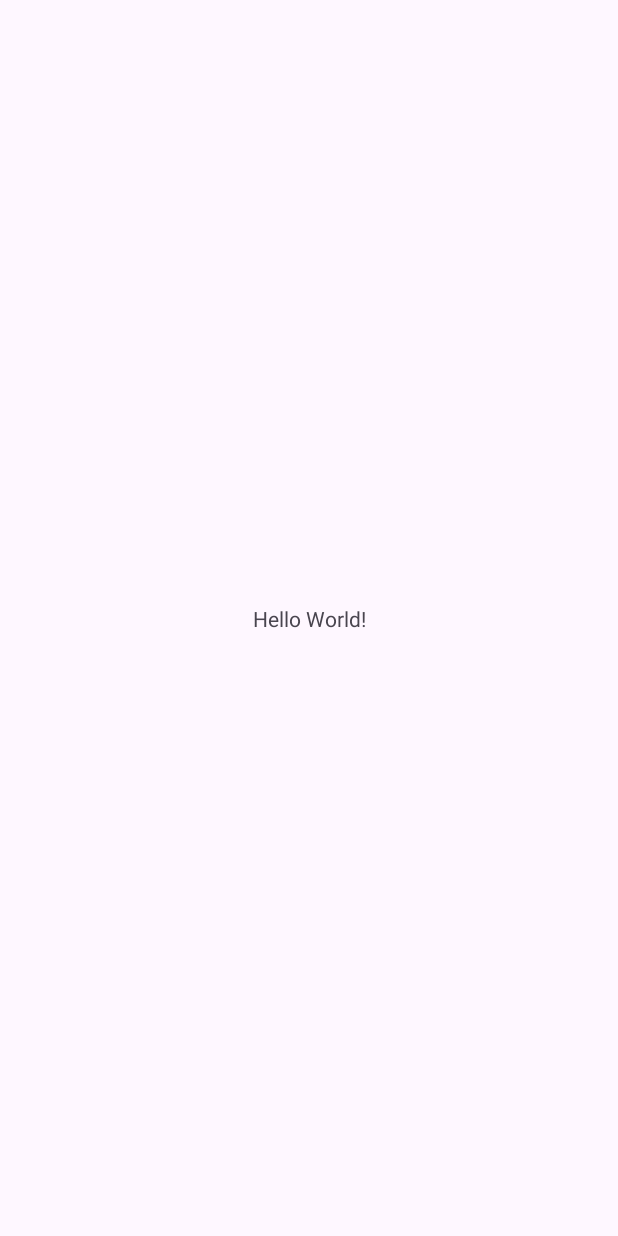
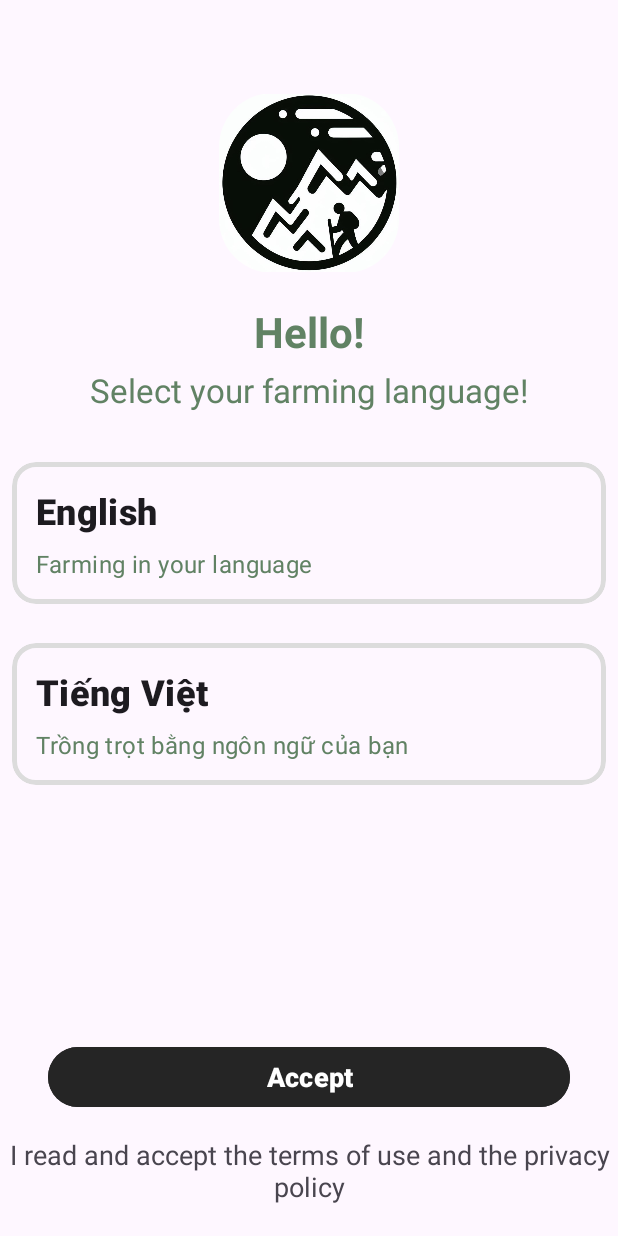
Before and after one commit to Hunter1725/HikeMate, an Android app: the screen it shows after launch (MainActivity before the commit, StartActivity after it), on a phone screen of 412 x 824 dp. Before the commit the screen is almost empty. Run offline under Robolectric (Android 15) with nearby library versions, the phone set to English and light mode, and no system bars.

Commit message:
Add start screen

```diff
--- a/app/src/main/AndroidManifest.xml
+++ b/app/src/main/AndroidManifest.xml
@@ -13,14 +13,18 @@
         android:theme="@style/Theme.HikeMate"
         tools:targetApi="31">
         <activity
-            android:name=".MainActivity"
+            android:name=".StartActivity"
             android:exported="true">
             <intent-filter>
                 <action android:name="android.intent.action.MAIN" />
 
                 <category android:name="android.intent.category.LAUNCHER" />
             </intent-filter>
+
         </activity>
+        <activity
+            android:name=".MainActivity"
+            android:exported="true"/>
     </application>
 
 </manifest>
--- /dev/null
+++ b/app/src/main/java/com/example/hikemate/StartActivity.java
@@ -0,0 +1,37 @@
+package com.example.hikemate;
+
+import androidx.appcompat.app.AppCompatActivity;
+
+import android.os.Bundle;
+import android.view.View;
+
+import com.google.android.material.card.MaterialCardView;
+
+public class StartActivity extends AppCompatActivity {
+
+    private MaterialCardView cardView, cardView2;
+
+    @Override
+    protected void onCreate(Bundle savedInstanceState) {
+        super.onCreate(savedInstanceState);
+        setContentView(R.layout.activity_start);
+        cardView = findViewById(R.id.cardView);
+        cardView2 = findViewById(R.id.cardView2);
+
+        cardView.setOnClickListener(new View.OnClickListener() {
+            @Override
+            public void onClick(View v) {
+                cardView.setChecked(true);
+                cardView2.setChecked(false);
+            }
+        });
+
+        cardView2.setOnClickListener(new View.OnClickListener() {
+            @Override
+            public void onClick(View v) {
+                cardView.setChecked(false);
+                cardView2.setChecked(true);
+            }
+        });
+    }
+}
--- /dev/null
+++ b/app/src/main/res/color/card_check.xml
@@ -0,0 +1,5 @@
+<?xml version="1.0" encoding="utf-8"?>
+<selector xmlns:android="http://schemas.android.com/apk/res/android">
+    <item android:color="@color/green1" android:state_checked="true"/>
+    <item android:color="@android:color/transparent" android:state_checked="false"/>
+</selector>
--- /dev/null
+++ b/app/src/main/res/color/outline_stroke_card.xml
@@ -0,0 +1,5 @@
+<?xml version="1.0" encoding="utf-8"?>
+<selector xmlns:android="http://schemas.android.com/apk/res/android">
+    <item android:color="@color/black" android:state_checked="true"/>
+    <item android:color="#DCDCDC" android:state_checked="false"/>
+</selector>
--- /dev/null
+++ b/app/src/main/res/layout/activity_start.xml
@@ -0,0 +1,209 @@
+<?xml version="1.0" encoding="utf-8"?>
+<androidx.constraintlayout.widget.ConstraintLayout xmlns:android="http://schemas.android.com/apk/res/android"
+    xmlns:app="http://schemas.android.com/apk/res-auto"
+    xmlns:tools="http://schemas.android.com/tools"
+    android:layout_width="match_parent"
+    android:layout_height="match_parent"
+    tools:context=".StartActivity"
+    android:fitsSystemWindows="true">
+
+
+    <com.google.android.material.imageview.ShapeableImageView
+        android:id="@+id/imageViewLogo"
+        android:layout_width="120dp"
+        android:layout_height="120dp"
+        android:src="@drawable/logo_hike"
+        app:layout_constraintTop_toTopOf="parent"
+        app:layout_constraintStart_toStartOf="parent"
+        app:layout_constraintEnd_toEndOf="parent"
+        android:layout_marginTop="62dp"
+        android:contentDescription="Logo"
+        style="@style/CircleShapeImageView2"/>
+
+    <TextView
+        android:id="@+id/hello"
+        android:layout_width="wrap_content"
+        android:layout_height="wrap_content"
+        android:layout_marginTop="20dp"
+        android:text="Hello!"
+        android:textColor="@color/green4"
+        android:textSize="28sp"
+        android:textStyle="bold"
+        app:layout_constraintStart_toStartOf="parent"
+        app:layout_constraintEnd_toEndOf="parent"
+        app:layout_constraintTop_toBottomOf="@+id/imageViewLogo"/>
+
+    <TextView
+        android:id="@+id/select"
+        android:layout_width="wrap_content"
+        android:layout_height="wrap_content"
+        android:padding="5dp"
+        android:text="Select your farming language!"
+        android:textColor="@color/green4"
+        android:textSize="22sp"
+        android:textStyle=""
+        app:layout_constraintStart_toStartOf="parent"
+        app:layout_constraintEnd_toEndOf="parent"
+        app:layout_constraintTop_toBottomOf="@+id/hello"/>
+
+    <LinearLayout
+        android:id="@+id/radioGroup"
+        android:layout_width="match_parent"
+        android:layout_height="wrap_content"
+        app:layout_constraintTop_toBottomOf="@+id/select"
+        app:layout_constraintStart_toStartOf="parent"
+        app:layout_constraintEnd_toEndOf="parent"
+        android:layout_marginTop="20dp"
+        android:orientation="vertical">
+
+        <RelativeLayout android:layout_width="match_parent"
+            android:layout_height="wrap_content">
+
+            <com.google.android.material.card.MaterialCardView
+                android:id="@+id/cardView"
+                android:layout_width="match_parent"
+                android:layout_height="wrap_content"
+                android:layout_centerVertical="true"
+                android:layout_margin="8dp"
+                style="@style/Widget.App.CardView"
+                app:strokeWidth="3dp"
+                android:clickable="true"
+                android:focusable="true"
+                android:checkable="true"
+                app:checkedIconTint="@color/black">
+
+                <LinearLayout
+                    android:layout_width="match_parent"
+                    android:layout_height="wrap_content"
+                    android:orientation="vertical">
+
+                    <LinearLayout
+                        android:layout_width="match_parent"
+                        android:layout_height="wrap_content"
+                        android:orientation="vertical"
+                        android:padding="16dp">
+
+                        <!-- Title, secondary and supporting text -->
+                        <TextView
+                            android:layout_width="wrap_content"
+                            android:layout_height="wrap_content"
+                            android:text="English"
+                            android:textSize="24sp"
+                            android:textStyle="bold"
+                            android:textAppearance="?attr/textAppearanceTitleMedium"
+                            />
+                        <TextView
+                            android:layout_width="wrap_content"
+                            android:layout_height="wrap_content"
+                            android:layout_marginTop="8dp"
+                            android:text="Farming in your language"
+                            android:textSize="16sp"
+                            android:textAppearance="?attr/textAppearanceBodyMedium"
+                            android:textColor="@color/green4"
+                            />
+                    </LinearLayout>
+
+                </LinearLayout>
+
+            </com.google.android.material.card.MaterialCardView>
+        </RelativeLayout>
+
+        <RelativeLayout android:layout_width="match_parent"
+            android:layout_height="wrap_content"
+            android:layout_marginTop="10dp">
+
+            <com.google.android.material.card.MaterialCardView
+                android:id="@+id/cardView2"
+                android:layout_width="match_parent"
+                android:layout_height="wrap_content"
+                android:layout_centerVertical="true"
+                android:layout_margin="8dp"
+                app:strokeWidth="3dp"
+                android:clickable="true"
+                android:focusable="true"
+                android:checkable="true"
+                app:checkedIconTint="@color/black"
+                style="@style/Widget.App.CardView">
+
+                <LinearLayout
+                    android:layout_width="match_parent"
+                    android:layout_height="wrap_content"
+                    android:orientation="vertical">
+
+                    <LinearLayout
+                        android:layout_width="match_parent"
+                        android:layout_height="wrap_content"
+                        android:orientation="vertical"
+                        android:padding="16dp">
+
+                        <!-- Title, secondary and supporting text -->
+                        <TextView
+                            android:layout_width="wrap_content"
+                            android:layout_height="wrap_content"
+                            android:text="Tiếng Việt"
+                            android:textSize="24sp"
+                            android:textStyle="bold"
+                            android:textAppearance="?attr/textAppearanceTitleMedium"
+                            />
+                        <TextView
+                            android:layout_width="wrap_content"
+                            android:layout_height="wrap_content"
+                            android:layout_marginTop="8dp"
+                            android:text="Trồng trọt bằng ngôn ngữ của bạn"
+                            android:textSize="16sp"
+                            android:textAppearance="?attr/textAppearanceBodyMedium"
+                            android:textColor="@color/green4"
+                            />
+                    </LinearLayout>
+
+                </LinearLayout>
+
+            </com.google.android.material.card.MaterialCardView>
+
+        </RelativeLayout>
+
+
+    </LinearLayout>
+
+
+    <Button
+        style="@style/Widget.Material3.Button.ElevatedButton"
+        android:id="@+id/btnAccept"
+        android:layout_width="match_parent"
+        android:layout_height="48dp"
+        android:layout_marginStart="32dp"
+        android:layout_marginEnd="32dp"
+        android:layout_marginBottom="10dp"
+        android:backgroundTint="@color/black"
+        android:text="Accept"
+        android:textStyle="bold"
+        android:textSize="18sp"
+        android:textColor="@android:color/white"
+        app:layout_constraintEnd_toEndOf="parent"
+        app:layout_constraintStart_toStartOf="parent"
+        app:layout_constraintBottom_toTopOf="@+id/layoutTerm" />
+
+    <LinearLayout
+        android:id="@+id/layoutTerm"
+        android:layout_width="wrap_content"
+        android:layout_height="wrap_content"
+        android:padding="5dp"
+        app:layout_constraintStart_toStartOf="parent"
+        app:layout_constraintBottom_toBottomOf="parent"
+        app:layout_constraintEnd_toEndOf="parent"
+        android:orientation="horizontal"
+        android:layout_gravity="center"
+        android:layout_marginBottom="15dp">
+
+        <TextView
+            android:id="@+id/haveReadPrivacyAndTerms"
+            android:layout_width="wrap_content"
+            android:layout_height="wrap_content"
+            android:text="I read and accept the terms of use and the privacy policy"
+            android:textSize="18sp"
+            android:gravity="center"
+            android:textStyle="" />
+
+    </LinearLayout>
+
+</androidx.constraintlayout.widget.ConstraintLayout>
--- a/app/src/main/res/values/colors.xml
+++ b/app/src/main/res/values/colors.xml
@@ -1,5 +1,10 @@
 <?xml version="1.0" encoding="utf-8"?>
 <resources>
-    <color name="black">#FF000000</color>
+    <color name="black">#252525</color>
     <color name="white">#FFFFFFFF</color>
+    <color name="grey">#9E9E9E</color>
+    <color name="green1">#D0E7D2</color>
+    <color name="green2">#B0D9B1</color>
+    <color name="green3">#79AC78</color>
+    <color name="green4">#618264</color>
 </resources>
--- a/app/src/main/res/values/themes.xml
+++ b/app/src/main/res/values/themes.xml
@@ -6,4 +6,25 @@
     </style>
 
     <style name="Theme.HikeMate" parent="Base.Theme.HikeMate" />
+
+
+    <style name="CircleShapeImageView2">
+        <item name="shapeAppearanceOverlay">@style/CircleShapeOverlay2</item>
+    </style>
+
+    <style name="CircleShapeOverlay2">
+        <item name="cornerFamily">rounded</item>
+        <item name="cornerSize">30%</item>
+    </style>
+
+    <style name="Widget.App.CardView" parent="Widget.Material3.CardView.Outlined">
+        <item name="cardBackgroundColor">@color/card_check</item>
+        <item name="strokeColor">@color/outline_stroke_card</item>
+        <item name="shapeAppearance">@style/ShapeAppearance.App.MediumComponent</item>
+    </style>
+
+
+    <style name="ShapeAppearance.App.MediumComponent" parent="ShapeAppearance.Material3.MediumComponent">
+        <item name="cornerSize">16dp</item>
+    </style>
 </resources>
```
Also changed, not shown: app/src/main/res/drawable/logo_hike.jpg (added).
